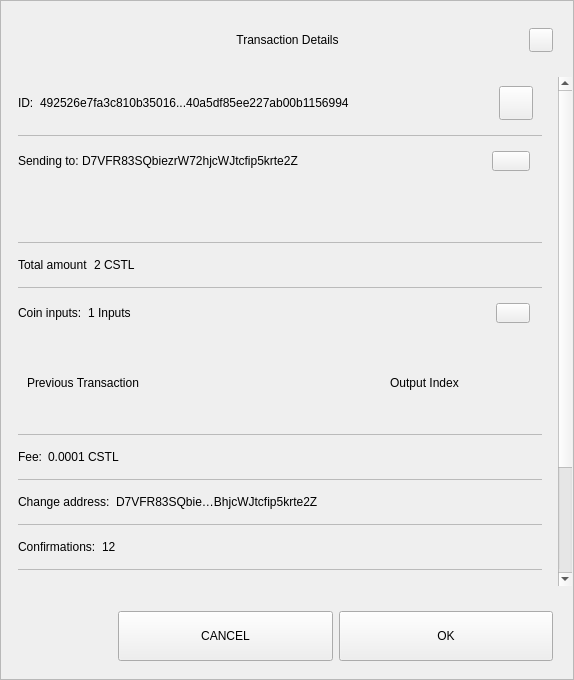
Qt form src/qt/castle/forms/sendconfirmdialog.ui (growaleaf/CastleMN) before a commit.
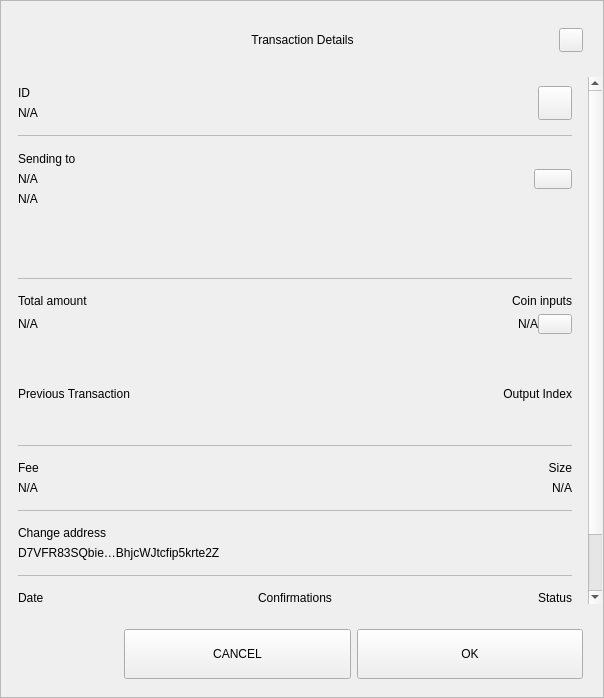
The same form after that commit.

Patch:
```diff
--- a/src/qt/castle/forms/sendconfirmdialog.ui
+++ b/src/qt/castle/forms/sendconfirmdialog.ui
@@ -6,8 +6,8 @@
    <rect>
     <x>0</x>
     <y>0</y>
-    <width>574</width>
-    <height>680</height>
+    <width>604</width>
+    <height>698</height>
    </rect>
   </property>
   <property name="sizePolicy">
@@ -218,8 +218,8 @@
              <rect>
               <x>0</x>
               <y>0</y>
-              <width>556</width>
-              <height>672</height>
+              <width>586</width>
+              <height>644</height>
              </rect>
             </property>
             <property name="autoFillBackground">
@@ -263,10 +263,15 @@
                 </property>
                 <item>
                  <widget class="QWidget" name="contentID" native="true">
-                  <layout class="QHBoxLayout" name="horizontalLayout_12" stretch="0,1,0">
+                  <layout class="QHBoxLayout" name="horizontalLayout_12" stretch="0,0">
                    <property name="leftMargin">
                     <number>0</number>
                    </property>
+                   <property name="rightMargin">
+                    <number>0</number>
+                   </property>
+                   <item>
+                    <layout class="QVBoxLayout" name="contentID_int">
                    <item>
                     <widget class="QLabel" name="labelId">
                      <property name="maximumSize">
@@ -276,16 +281,18 @@
                       </size>
                      </property>
                      <property name="text">
-                      <string>ID:</string>
+                        <string>ID</string>
                      </property>
                     </widget>
                    </item>
                    <item>
                     <widget class="QLabel" name="textId">
                      <property name="text">
-                      <string>492526e7fa3c810b35016...40a5df85ee227ab00b1156994</string>
-                     </property>
-                    </widget>
+                        <string notr="true">N/A</string>
+                       </property>
+                      </widget>
+                     </item>
+                    </layout>
                    </item>
                    <item>
                     <widget class="QPushButton" name="pushCopy">
@@ -319,7 +326,7 @@
                  </widget>
                 </item>
                 <item>
-                 <widget class="QLabel" name="labelDivider9">
+                 <widget class="QLabel" name="labelDividerID">
                   <property name="maximumSize">
                    <size>
                     <width>16777215</width>
@@ -335,16 +342,36 @@
                  </widget>
                 </item>
                 <item>
-                 <widget class="QWidget" name="contentOutputs" native="true">
-                  <layout class="QHBoxLayout" name="horizontalLayout_11" stretch="0,3,0">
+                 <widget class="QWidget" name="contentOutputsLabel" native="true">
+                  <layout class="QHBoxLayout" name="horizontalLayout_11" stretch="0,0">
                    <property name="spacing">
+                    <number>6</number>
+                   </property>
+                   <property name="leftMargin">
                     <number>0</number>
                    </property>
+                   <property name="topMargin">
+                    <number>9</number>
+                   </property>
+                   <property name="rightMargin">
+                    <number>0</number>
+                   </property>
+                   <property name="bottomMargin">
+                    <number>9</number>
+                   </property>
+                   <item>
+                    <layout class="QVBoxLayout" name="contentOutputsLabel_int">
                    <property name="leftMargin">
                     <number>0</number>
                    </property>
+                     <property name="topMargin">
+                      <number>1</number>
+                     </property>
                    <property name="rightMargin">
-                    <number>12</number>
+                      <number>6</number>
+                     </property>
+                     <property name="bottomMargin">
+                      <number>1</number>
                    </property>
                    <item>
                     <widget class="QLabel" name="labelSend">
@@ -355,16 +382,43 @@
                       </size>
                      </property>
                      <property name="text">
-                      <string>Sending to: </string>
+                        <string>Sending to</string>
+                       </property>
+                      </widget>
+                     </item>
+                     <item>
+                      <widget class="QWidget" name="widget" native="true">
+                       <layout class="QVBoxLayout" name="verticalLayout_6">
+                        <property name="leftMargin">
+                         <number>0</number>
+                        </property>
+                        <property name="topMargin">
+                         <number>0</number>
+                        </property>
+                        <property name="rightMargin">
+                         <number>0</number>
+                        </property>
+                        <property name="bottomMargin">
+                         <number>0</number>
+                        </property>
+                        <item>
+                         <widget class="QLabel" name="textSendLabel">
+                          <property name="text">
+                           <string notr="true">N/A</string>
                      </property>
                     </widget>
                    </item>
                    <item>
                     <widget class="QLabel" name="textSend">
                      <property name="text">
-                      <string>D7VFR83SQbiezrW72hjcWJtcfip5krte2Z </string>
-                     </property>
-                    </widget>
+                           <string notr="true">N/A</string>
+                          </property>
+                         </widget>
+                        </item>
+                       </layout>
+                      </widget>
+                     </item>
+                    </layout>
                    </item>
                    <item>
                     <widget class="QPushButton" name="pushOutputs">
@@ -415,7 +469,7 @@
                     <rect>
                      <x>0</x>
                      <y>0</y>
-                     <width>522</width>
+                     <width>552</width>
                      <height>48</height>
                     </rect>
                    </property>
@@ -428,7 +482,7 @@
                  </widget>
                 </item>
                 <item>
-                 <widget class="QLabel" name="labelDivider8">
+                 <widget class="QLabel" name="labelDividerOutputs">
                   <property name="maximumSize">
                    <size>
                     <width>16777215</width>
@@ -444,12 +498,31 @@
                  </widget>
                 </item>
                 <item>
-                 <widget class="QWidget" name="contentAmount" native="true">
-                  <layout class="QHBoxLayout" name="horizontalLayout_4" stretch="0,1">
+                 <widget class="QWidget" name="gridAmounts" native="true">
+                  <layout class="QGridLayout" name="contentAmountInputs">
                    <property name="leftMargin">
                     <number>0</number>
                    </property>
-                   <item>
+                   <property name="topMargin">
+                    <number>9</number>
+                   </property>
+                   <property name="rightMargin">
+                    <number>0</number>
+                   </property>
+                   <property name="bottomMargin">
+                    <number>9</number>
+                   </property>
+                   <property name="horizontalSpacing">
+                    <number>12</number>
+                   </property>
+                   <item row="1" column="0">
+                    <widget class="QLabel" name="textAmount">
+                     <property name="text">
+                      <string notr="true">N/A</string>
+                     </property>
+                    </widget>
+                   </item>
+                   <item row="0" column="0">
                     <widget class="QLabel" name="labelAmount">
                      <property name="maximumSize">
                       <size>
@@ -462,42 +535,7 @@
                      </property>
                     </widget>
                    </item>
-                   <item>
-                    <widget class="QLabel" name="textAmount">
-                     <property name="text">
-                      <string>2 CSTL</string>
-                     </property>
-                    </widget>
-                   </item>
-                  </layout>
-                 </widget>
-                </item>
-                <item>
-                 <widget class="QLabel" name="labelDivider6">
-                  <property name="maximumSize">
-                   <size>
-                    <width>16777215</width>
-                    <height>1</height>
-                   </size>
-                  </property>
-                  <property name="styleSheet">
-                   <string notr="true">background-color:#bababa;</string>
-                  </property>
-                  <property name="text">
-                   <string/>
-                  </property>
-                 </widget>
-                </item>
-                <item>
-                 <widget class="QWidget" name="contentInputs" native="true">
-                  <layout class="QHBoxLayout" name="horizontalLayout" stretch="0,2,0">
-                   <property name="leftMargin">
-                    <number>0</number>
-                   </property>
-                   <property name="rightMargin">
-                    <number>12</number>
-                   </property>
-                   <item>
+                   <item row="0" column="3">
                     <widget class="QLabel" name="labelInputs">
                      <property name="sizePolicy">
                       <sizepolicy hsizetype="Minimum" vsizetype="Preferred">
@@ -512,14 +550,22 @@
                       </size>
                      </property>
                      <property name="text">
-                      <string>Coin inputs:</string>
+                      <string>Coin inputs</string>
+                     </property>
+                     <property name="alignment">
+                      <set>Qt::AlignRight|Qt::AlignTrailing|Qt::AlignVCenter</set>
                      </property>
                     </widget>
                    </item>
+                   <item row="1" column="3">
+                    <layout class="QHBoxLayout" name="horizontalLayout">
                    <item>
                     <widget class="QLabel" name="textInputs">
                      <property name="text">
-                      <string>1 Inputs</string>
+                        <string notr="true">N/A</string>
+                       </property>
+                       <property name="alignment">
+                        <set>Qt::AlignRight|Qt::AlignTrailing|Qt::AlignVCenter</set>
                      </property>
                     </widget>
                    </item>
@@ -534,6 +580,9 @@
                      <property name="focusPolicy">
                       <enum>Qt::NoFocus</enum>
                      </property>
+                       <property name="layoutDirection">
+                        <enum>Qt::LeftToRight</enum>
+                       </property>
                      <property name="styleSheet">
                       <string notr="true"/>
                      </property>
@@ -541,6 +590,8 @@
                       <string/>
                      </property>
                     </widget>
+                     </item>
+                    </layout>
                    </item>
                   </layout>
                  </widget>
@@ -559,13 +610,41 @@
                     <height>90</height>
                    </size>
                   </property>
-                  <layout class="QGridLayout" name="gridLayoutInput" columnstretch="5,2" rowminimumheight="0">
+                  <property name="lineWidth">
+                   <number>0</number>
+                  </property>
+                  <layout class="QGridLayout" name="gridLayoutInput" columnstretch="5,0">
                    <property name="sizeConstraint">
                     <enum>QLayout::SetMaximumSize</enum>
                    </property>
+                   <property name="leftMargin">
+                    <number>0</number>
+                   </property>
+                   <property name="rightMargin">
+                    <number>0</number>
+                   </property>
                    <property name="verticalSpacing">
                     <number>0</number>
                    </property>
+                   <item row="0" column="1">
+                    <widget class="QLabel" name="labelOutputIndex">
+                     <property name="layoutDirection">
+                      <enum>Qt::LeftToRight</enum>
+                     </property>
+                     <property name="text">
+                      <string>Output Index</string>
+                     </property>
+                     <property name="textFormat">
+                      <enum>Qt::AutoText</enum>
+                     </property>
+                     <property name="alignment">
+                      <set>Qt::AlignRight|Qt::AlignTrailing|Qt::AlignVCenter</set>
+                     </property>
+                     <property name="margin">
+                      <number>0</number>
+                     </property>
+                    </widget>
+                   </item>
                    <item row="0" column="0" alignment="Qt::AlignLeft">
                     <widget class="QLabel" name="labelTitlePrevTx">
                      <property name="text">
@@ -573,21 +652,11 @@
                      </property>
                     </widget>
                    </item>
-                   <item row="0" column="1" alignment="Qt::AlignLeft">
-                    <widget class="QLabel" name="labelOutputIndex">
-                     <property name="text">
-                      <string>Output Index</string>
-                     </property>
-                     <property name="alignment">
-                      <set>Qt::AlignCenter</set>
-                     </property>
-                    </widget>
-                   </item>
                   </layout>
                  </widget>
                 </item>
                 <item>
-                 <widget class="QLabel" name="labelDivider1">
+                 <widget class="QLabel" name="labelDividerPrevtx">
                   <property name="maximumSize">
                    <size>
                     <width>16777215</width>
@@ -603,9 +672,19 @@
                  </widget>
                 </item>
                 <item>
-                 <widget class="QWidget" name="contentFee" native="true">
-                  <layout class="QHBoxLayout" name="horizontalLayout_7" stretch="0,1">
-                   <property name="leftMargin">
+                 <layout class="QHBoxLayout" name="contentFeeSize">
+                  <property name="topMargin">
+                   <number>9</number>
+                  </property>
+                  <property name="bottomMargin">
+                   <number>9</number>
+                  </property>
+                  <item>
+                   <layout class="QVBoxLayout" name="contentFee">
+                    <property name="topMargin">
+                     <number>0</number>
+                    </property>
+                    <property name="bottomMargin">
                     <number>0</number>
                    </property>
                    <item>
@@ -617,22 +696,64 @@
                       </size>
                      </property>
                      <property name="text">
-                      <string>Fee:</string>
+                       <string>Fee</string>
                      </property>
                     </widget>
                    </item>
                    <item>
                     <widget class="QLabel" name="textFee">
                      <property name="text">
-                      <string>0.0001 CSTL</string>
+                       <string notr="true">N/A</string>
                      </property>
                     </widget>
                    </item>
                   </layout>
+                  </item>
+                  <item>
+                   <widget class="QWidget" name="contentSize" native="true">
+                    <layout class="QVBoxLayout" name="contentSize_layout">
+                     <property name="topMargin">
+                      <number>0</number>
+                     </property>
+                     <property name="rightMargin">
+                      <number>0</number>
+                     </property>
+                     <property name="bottomMargin">
+                      <number>0</number>
+                     </property>
+                     <item>
+                      <widget class="QLabel" name="labelSize">
+                       <property name="maximumSize">
+                        <size>
+                         <width>16777215</width>
+                         <height>16777215</height>
+                        </size>
+                       </property>
+                       <property name="text">
+                        <string>Size</string>
+                       </property>
+                       <property name="alignment">
+                        <set>Qt::AlignRight|Qt::AlignTrailing|Qt::AlignVCenter</set>
+                       </property>
                  </widget>
                 </item>
                 <item>
-                 <widget class="QLabel" name="labelDivider2">
+                      <widget class="QLabel" name="textSize">
+                       <property name="text">
+                        <string notr="true">N/A</string>
+                       </property>
+                       <property name="alignment">
+                        <set>Qt::AlignRight|Qt::AlignTrailing|Qt::AlignVCenter</set>
+                       </property>
+                      </widget>
+                     </item>
+                    </layout>
+                   </widget>
+                  </item>
+                 </layout>
+                </item>
+                <item>
+                 <widget class="QLabel" name="labelDividerFeeSize">
                   <property name="maximumSize">
                    <size>
                     <width>16777215</width>
@@ -649,10 +770,19 @@
                 </item>
                 <item>
                  <widget class="QWidget" name="contentChangeAddress" native="true">
-                  <layout class="QHBoxLayout" name="horizontalLayout_6" stretch="0,1">
+                  <layout class="QVBoxLayout" name="contentChangeAddress_layout">
                    <property name="leftMargin">
                     <number>0</number>
                    </property>
+                   <property name="topMargin">
+                    <number>9</number>
+                   </property>
+                   <property name="rightMargin">
+                    <number>0</number>
+                   </property>
+                   <property name="bottomMargin">
+                    <number>9</number>
+                   </property>
                    <item>
                     <widget class="QLabel" name="labelChange">
                      <property name="maximumSize">
@@ -662,7 +792,7 @@
                       </size>
                      </property>
                      <property name="text">
-                      <string>Change address:</string>
+                      <string>Change address</string>
                      </property>
                     </widget>
                    </item>
@@ -677,7 +807,7 @@
                  </widget>
                 </item>
                 <item>
-                 <widget class="QLabel" name="labelDivider4">
+                 <widget class="QLabel" name="labelDividerChange">
                   <property name="maximumSize">
                    <size>
                     <width>16777215</width>
@@ -693,12 +823,25 @@
                  </widget>
                 </item>
                 <item>
-                 <widget class="QWidget" name="contentConfirmations" native="true">
-                  <layout class="QHBoxLayout" name="horizontalLayout_8" stretch="0,1">
+                 <widget class="QWidget" name="gridConfDateStatus" native="true">
+                  <layout class="QGridLayout" name="contentConfDateStatus">
                    <property name="leftMargin">
                     <number>0</number>
                    </property>
-                   <item>
+                   <property name="rightMargin">
+                    <number>0</number>
+                   </property>
+                   <item row="1" column="3">
+                    <widget class="QLabel" name="textStatus">
+                     <property name="text">
+                      <string>Spendable</string>
+                     </property>
+                     <property name="alignment">
+                      <set>Qt::AlignRight|Qt::AlignTrailing|Qt::AlignVCenter</set>
+                     </property>
+                    </widget>
+                   </item>
+                   <item row="0" column="1">
                     <widget class="QLabel" name="labelConfirmations">
                      <property name="maximumSize">
                       <size>
@@ -707,88 +850,40 @@
                       </size>
                      </property>
                      <property name="text">
-                      <string>Confirmations:</string>
+                      <string>Confirmations</string>
                      </property>
+                     <property name="alignment">
+                      <set>Qt::AlignCenter</set>
+                     </property>
                     </widget>
                    </item>
-                   <item>
+                   <item row="0" column="3">
+                    <widget class="QLabel" name="labelStatus">
+                     <property name="maximumSize">
+                      <size>
+                       <width>16777215</width>
+                       <height>16777215</height>
+                      </size>
+                     </property>
+                     <property name="text">
+                      <string>Status</string>
+                     </property>
+                     <property name="alignment">
+                      <set>Qt::AlignRight|Qt::AlignTrailing|Qt::AlignVCenter</set>
+                     </property>
+                    </widget>
+                   </item>
+                   <item row="1" column="1">
                     <widget class="QLabel" name="textConfirmations">
                      <property name="text">
-                      <string>12</string>
+                      <string notr="true">N/A</string>
                      </property>
-                    </widget>
-                   </item>
-                  </layout>
-                 </widget>
-                </item>
-                <item>
-                 <widget class="QLabel" name="labelDivider7">
-                  <property name="maximumSize">
-                   <size>
-                    <width>16777215</width>
-                    <height>1</height>
-                   </size>
-                  </property>
-                  <property name="styleSheet">
-                   <string notr="true">background-color:#bababa;</string>
-                  </property>
-                  <property name="text">
-                   <string/>
-                  </property>
-                 </widget>
-                </item>
-                <item>
-                 <widget class="QWidget" name="contentSize" native="true">
-                  <layout class="QHBoxLayout" name="horizontalLayout_9" stretch="0,1">
-                   <property name="leftMargin">
-                    <number>0</number>
-                   </property>
-                   <item>
-                    <widget class="QLabel" name="labelSize">
-                     <property name="maximumSize">
-                      <size>
-                       <width>16777215</width>
-                       <height>16777215</height>
-                      </size>
-                     </property>
-                     <property name="text">
-                      <string>Size:</string>
-                     </property>
-                    </widget>
-                   </item>
-                   <item>
-                    <widget class="QLabel" name="textSize">
-                     <property name="text">
-                      <string>2 kB</string>
-                     </property>
-                    </widget>
-                   </item>
-                  </layout>
-                 </widget>
-                </item>
-                <item>
-                 <widget class="QLabel" name="labelDivider3">
-                  <property name="maximumSize">
-                   <size>
-                    <width>16777215</width>
-                    <height>1</height>
-                   </size>
-                  </property>
-                  <property name="styleSheet">
-                   <string notr="true">background-color:#bababa;</string>
-                  </property>
-                  <property name="text">
-                   <string/>
-                  </property>
-                 </widget>
-                </item>
-                <item>
-                 <widget class="QWidget" name="contentDate" native="true">
-                  <layout class="QHBoxLayout" name="horizontalLayout_5" stretch="0,1">
-                   <property name="leftMargin">
-                    <number>0</number>
-                   </property>
-                   <item>
+                     <property name="alignment">
+                      <set>Qt::AlignCenter</set>
+                     </property>
+                    </widget>
+                   </item>
+                   <item row="0" column="0">
                     <widget class="QLabel" name="labelDate">
                      <property name="maximumSize">
                       <size>
@@ -797,22 +892,28 @@
                       </size>
                      </property>
                      <property name="text">
-                      <string>Date:</string>
+                      <string>Date</string>
+                     </property>
+                     <property name="alignment">
+                      <set>Qt::AlignLeading|Qt::AlignLeft|Qt::AlignVCenter</set>
                      </property>
                     </widget>
                    </item>
-                   <item>
+                   <item row="1" column="0">
                     <widget class="QLabel" name="textDate">
                      <property name="text">
                       <string>May 25, 2017</string>
                      </property>
+                     <property name="alignment">
+                      <set>Qt::AlignLeading|Qt::AlignLeft|Qt::AlignVCenter</set>
+                     </property>
                     </widget>
                    </item>
                   </layout>
                  </widget>
                 </item>
                 <item>
-                 <widget class="QLabel" name="labelDivider5">
+                 <widget class="QLabel" name="labelDividerConfs">
                   <property name="maximumSize">
                    <size>
                     <width>16777215</width>
@@ -827,35 +928,6 @@
                   </property>
                  </widget>
                 </item>
-                <item>
-                 <widget class="QWidget" name="contentStatus" native="true">
-                  <layout class="QHBoxLayout" name="horizontalLayout_10" stretch="0,1">
-                   <property name="leftMargin">
-                    <number>0</number>
-                   </property>
-                   <item>
-                    <widget class="QLabel" name="labelStatus">
-                     <property name="maximumSize">
-                      <size>
-                       <width>16777215</width>
-                       <height>16777215</height>
-                      </size>
-                     </property>
-                     <property name="text">
-                      <string>Status:</string>
-                     </property>
-                    </widget>
-                   </item>
-                   <item>
-                    <widget class="QLabel" name="textStatus">
-                     <property name="text">
-                      <string>Spendable</string>
-                     </property>
-                    </widget>
-                   </item>
-                  </layout>
-                 </widget>
-                </item>
                 <item>
                  <spacer name="verticalSpacer_2">
                   <property name="orientation">
```
Lines whose indentation alone changed are shown as unchanged.
